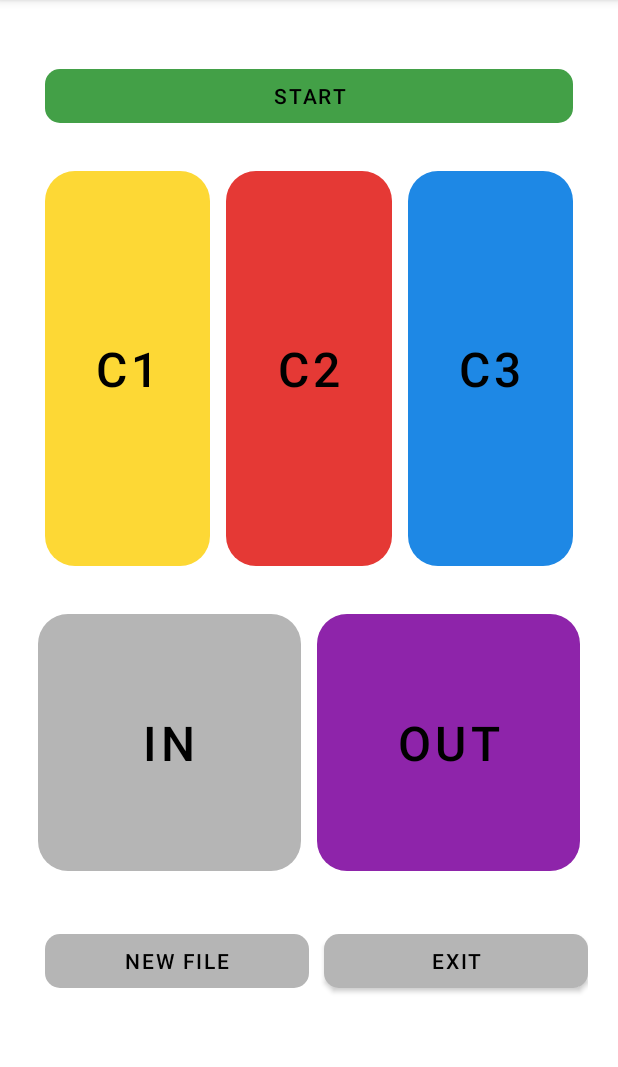
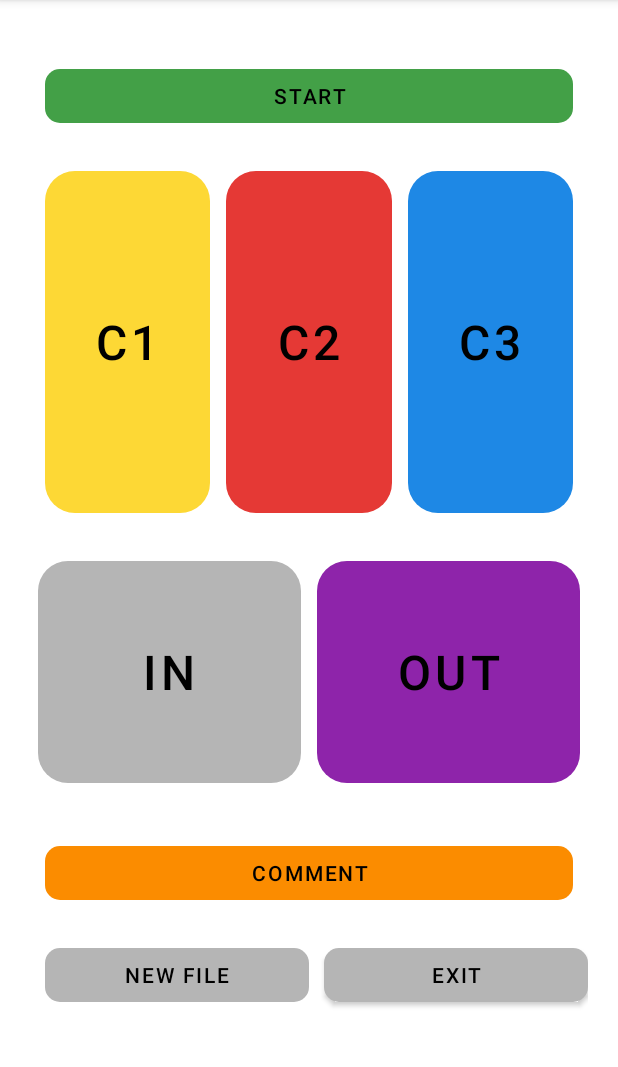
Before and after one commit to Malik056/product_manager, an Android app: the screen it shows after launch (MainActivity), on a phone screen of 412 x 824 dp, the part 84-1151 px from its top. Run offline under Robolectric (Android 15) with nearby library versions, the phone set to English and light mode, and no system bars.

Commit message:
comment added

```diff
--- a/app/src/main/res/layout/activity_main.xml
+++ b/app/src/main/res/layout/activity_main.xml
@@ -91,7 +91,7 @@
         app:autoSizeTextType="uniform"
         app:backgroundTint="@color/grey"
         app:cornerRadius="20dp"
-        app:layout_constraintBottom_toTopOf="@id/newFileBtn"
+        app:layout_constraintBottom_toTopOf="@id/comment"
         app:layout_constraintLeft_toLeftOf="parent"
         app:layout_constraintRight_toLeftOf="@id/outBtn"
         app:layout_constraintTop_toBottomOf="@id/c1Btn"
@@ -125,6 +125,23 @@
     <!--        app:layout_constraintTop_toBottomOf="@id/inBtn"-->
     <!--        app:layout_constraintVertical_weight="1" />-->
 
+
+    <com.google.android.material.button.MaterialButton
+        android:id="@+id/comment"
+        android:layout_width="match_parent"
+        android:layout_height="wrap_content"
+        android:layout_margin="10dp"
+        android:enabled="false"
+        android:text="Comment"
+        android:textColor="@color/black"
+        app:backgroundTint="@color/orange"
+        app:cornerRadius="10dp"
+        app:layout_constraintBottom_toTopOf="@id/newFileBtn"
+        app:layout_constraintLeft_toLeftOf="parent"
+        app:layout_constraintRight_toLeftOf="@id/exitBtn"
+        app:layout_constraintTop_toBottomOf="@id/inBtn" />
+
+
     <com.google.android.material.button.MaterialButton
         android:id="@+id/newFileBtn"
         android:layout_width="0dp"
@@ -137,7 +154,7 @@
         app:layout_constraintBottom_toTopOf="@id/marginBottom"
         app:layout_constraintLeft_toLeftOf="parent"
         app:layout_constraintRight_toLeftOf="@id/exitBtn"
-        app:layout_constraintTop_toBottomOf="@id/inBtn" />
+        app:layout_constraintTop_toBottomOf="@id/comment" />
 
     <com.google.android.material.button.MaterialButton
         android:id="@+id/exitBtn"
--- a/app/src/main/res/values/colors.xml
+++ b/app/src/main/res/values/colors.xml
@@ -13,4 +13,5 @@
     <color name="blue">#1E88E5</color>
     <color name="grey">#B5B5B5</color>
     <color name="magenta">#8E24AA</color>
+    <color name="orange">#FB8C00</color>
 </resources>
```
Also changed, not shown: app/src/main/java/com/app/productionmanager/MainActivity.java (+50 -2 lines), 1 other file.
